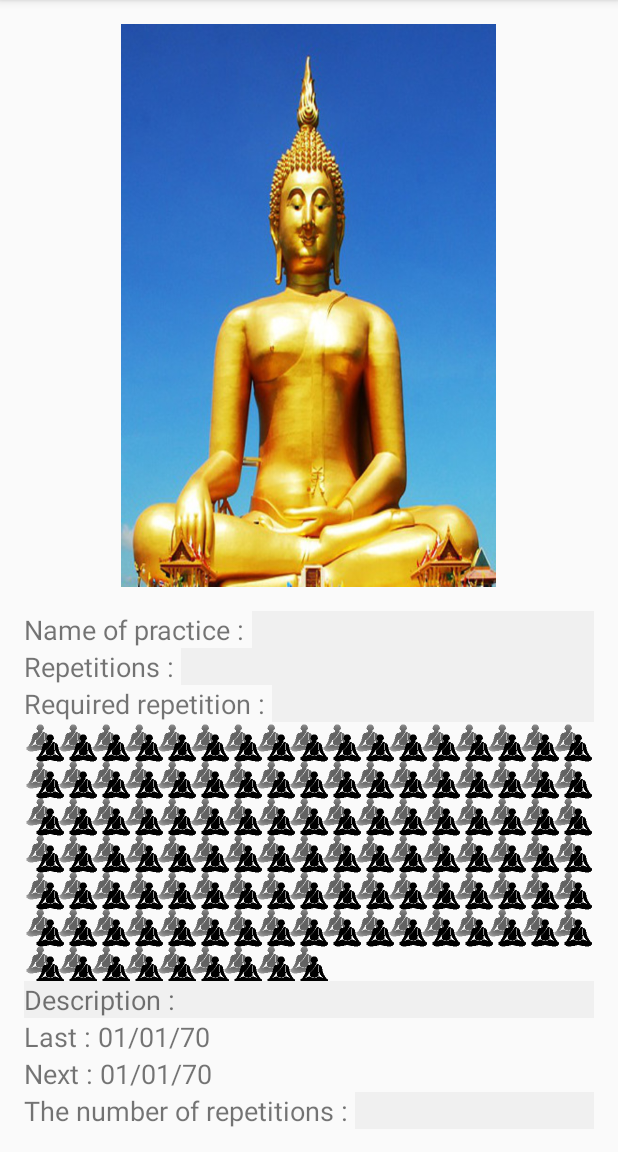
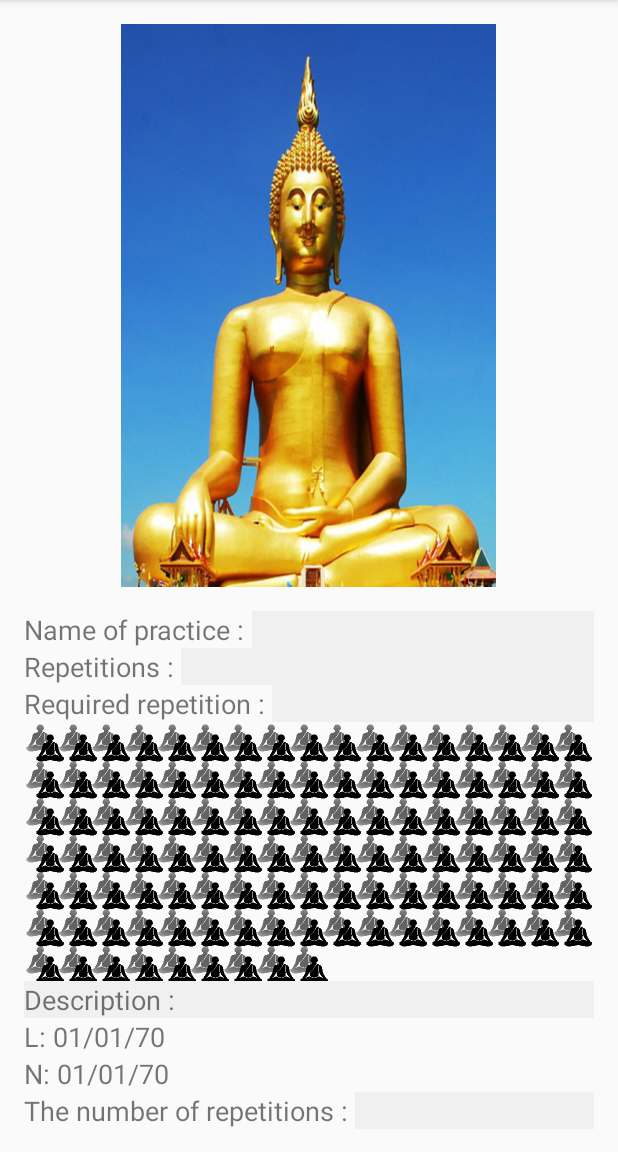
Before and after one commit to marekpiotrowskimp/nyndro_remote, an Android app: the fragment PracticeDetailFragment shown on its own in the app's theme, after a tap on "Edit", on a phone screen of 412 x 824 dp, the part 84-1236 px from its top. Run offline under Robolectric (Android 15) with nearby library versions, the phone set to English and light mode, and no system bars; 11 statements that could not run were skipped.

Commit message:
adjust place next and last date of practice

```diff
--- a/app/src/main/java/iso/piotrowski/marek/nyndro/practice/PracticeMainFragment.java
+++ b/app/src/main/java/iso/piotrowski/marek/nyndro/practice/PracticeMainFragment.java
@@ -88,7 +88,7 @@ public class PracticeMainFragment extends Fragment {
 
                 }
             });
-            ((View)view.getParent().getParent()).startAnimation(AnimationUtils.loadAnimation(getContext(),R.anim.color_blinking_cardview));
+            ((View)view.getParent().getParent().getParent()).startAnimation(AnimationUtils.loadAnimation(getContext(),R.anim.color_blinking_cardview));
             view.startAnimation(animation);
 
         }
--- a/app/src/main/res/values/strings.xml
+++ b/app/src/main/res/values/strings.xml
@@ -21,8 +21,8 @@
     <string name="max_repetition_name">Required repetition : </string>
     <string name="description_name">Description : </string>
     <string name="repetiton_name">The number of repetitions : </string>
-    <string name="last_practice_date">Last : </string>
-    <string name="next_practice_date">Next : </string>
+    <string name="last_practice_date">L: </string>
+    <string name="next_practice_date">N: </string>
 
     <!--Practice class default values-->
     <string name="chenrizg">Chenrizg</string>
```
Also changed, not shown: app/src/main/res/layout/card_view_practice.xml (+22 -16 lines), 1 other file.
